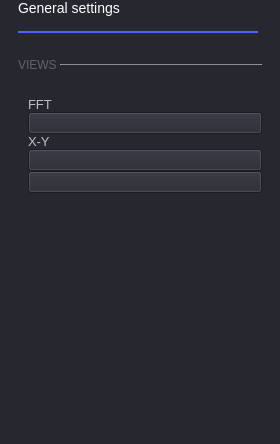
First picture: the form in ui/osc_general_settings.ui, repository analogdevicesinc/scopy, before the edit.
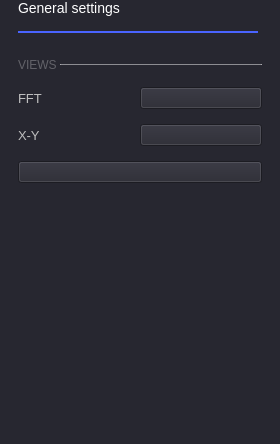
Second picture: the form after the edit. Custom widgets are drawn as their Qt base class.

Commit message: Oscilloscope: Place labels and controls on the same line where possible.

Patch:
```diff
--- a/ui/osc_general_settings.ui
+++ b/ui/osc_general_settings.ui
@@ -177,14 +177,20 @@
       </layout>
      </item>
      <item>
-      <layout class="QVBoxLayout" name="verticalLayout_3">
+      <layout class="QGridLayout" name="gridLayout_2">
        <property name="leftMargin">
-        <number>10</number>
+        <number>0</number>
        </property>
        <property name="topMargin">
-        <number>10</number>
+        <number>0</number>
        </property>
-       <item>
+       <property name="bottomMargin">
+        <number>15</number>
+       </property>
+       <property name="verticalSpacing">
+        <number>15</number>
+       </property>
+       <item row="0" column="0">
         <widget class="QLabel" name="label_2">
          <property name="styleSheet">
           <string notr="true">font-size: 13px;</string>
@@ -194,14 +200,7 @@
          </property>
         </widget>
        </item>
-       <item>
-        <widget class="adiscope::CustomSwitch" name="FFT_view">
-         <property name="text">
-          <string/>
-         </property>
-        </widget>
-       </item>
-       <item>
+       <item row="2" column="0">
         <widget class="QLabel" name="label_3">
          <property name="styleSheet">
           <string notr="true">font-size: 13px;</string>
@@ -211,22 +210,29 @@
          </property>
         </widget>
        </item>
-       <item>
+       <item row="0" column="1">
+        <widget class="adiscope::CustomSwitch" name="FFT_view">
+         <property name="text">
+          <string/>
+         </property>
+        </widget>
+       </item>
+       <item row="2" column="1">
         <widget class="adiscope::CustomSwitch" name="XY_view">
          <property name="text">
           <string/>
          </property>
         </widget>
        </item>
-       <item>
-        <widget class="adiscope::CustomSwitch" name="Histogram_view">
-         <property name="text">
-          <string/>
-         </property>
-        </widget>
-       </item>
       </layout>
      </item>
+     <item>
+      <widget class="adiscope::CustomSwitch" name="Histogram_view">
+       <property name="text">
+        <string/>
+       </property>
+      </widget>
+     </item>
      <item>
       <layout class="QVBoxLayout" name="export_2"/>
      </item>
```
The commit also changes 1 other file.
